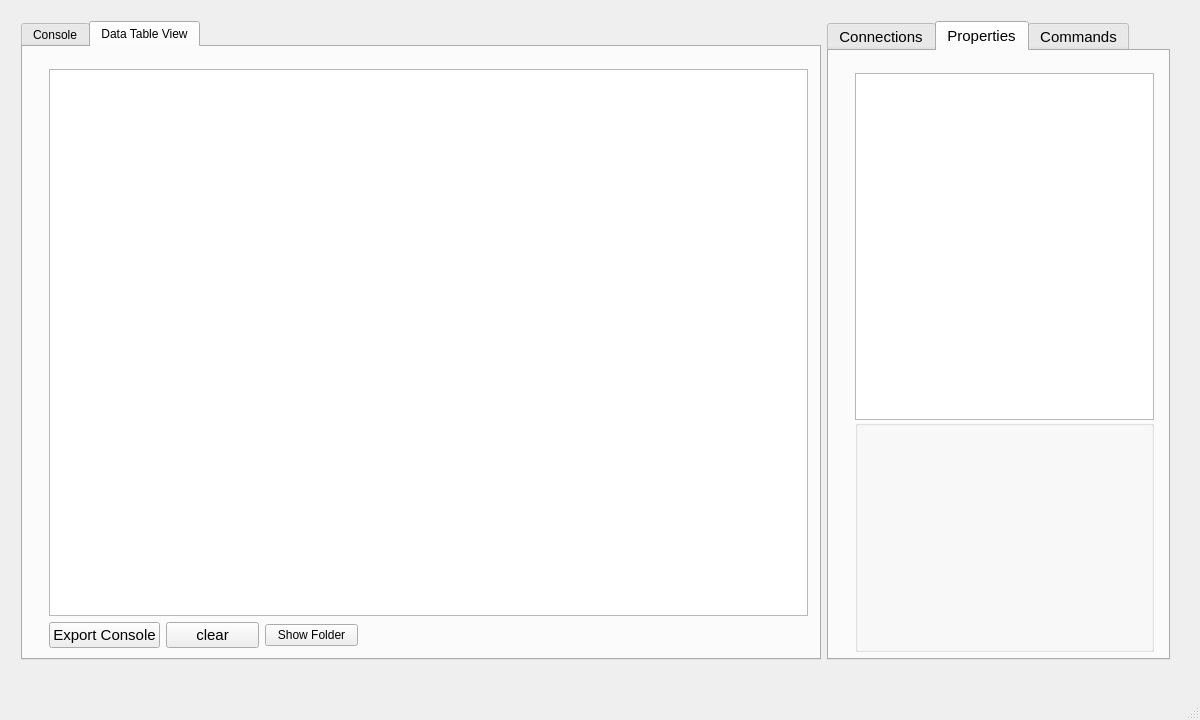
Above: mainwindow.ui from Revenantx86/AIB_Client_SW before the change. Below: the same form after it.
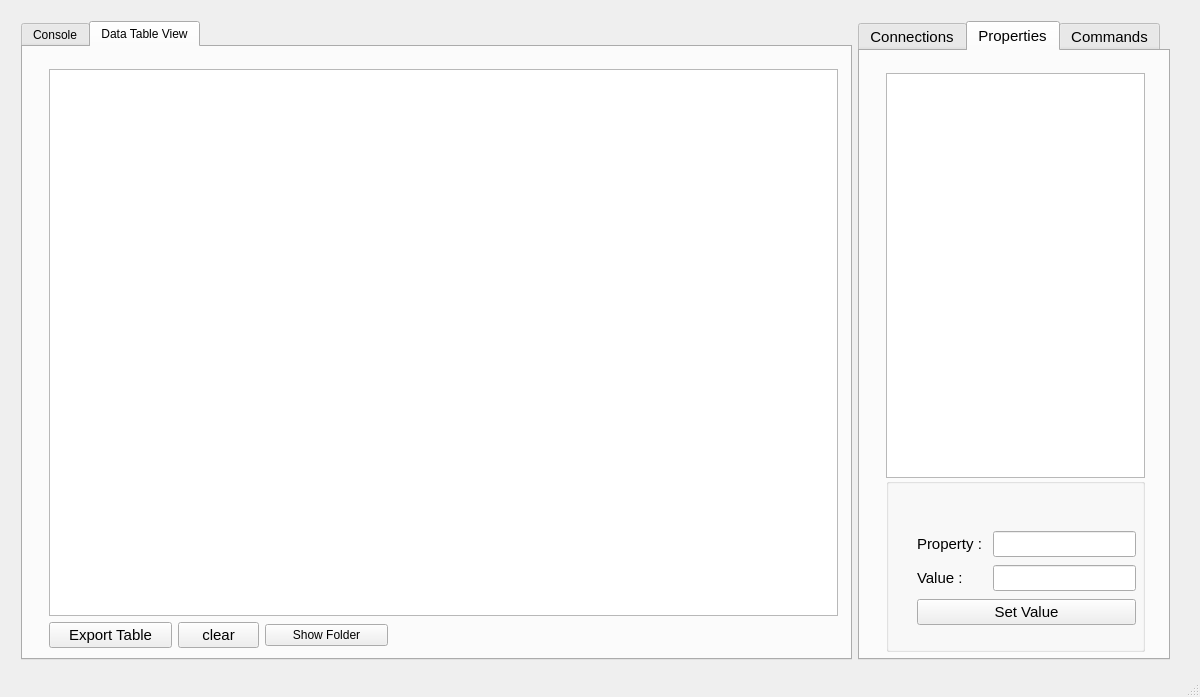
That is the form after the change. The open tabs and pages were chosen to show the change. Icons and pictures are not drawn.

Patch:
```diff
--- a/mainwindow.ui
+++ b/mainwindow.ui
@@ -7,7 +7,7 @@
     <x>0</x>
     <y>0</y>
     <width>1200</width>
-    <height>720</height>
+    <height>697</height>
    </rect>
   </property>
   <property name="sizePolicy">
@@ -16,10 +16,16 @@
     <verstretch>0</verstretch>
    </sizepolicy>
   </property>
+  <property name="minimumSize">
+   <size>
+    <width>1200</width>
+    <height>697</height>
+   </size>
+  </property>
   <property name="maximumSize">
    <size>
-    <width>1920</width>
-    <height>1200</height>
+    <width>1200</width>
+    <height>697</height>
    </size>
   </property>
   <property name="windowTitle">
@@ -39,7 +45,7 @@
       <height>661</height>
      </rect>
     </property>
-    <layout class="QHBoxLayout" name="Debug_Connection_Main_vecrticalLayout" stretch="70,30">
+    <layout class="QHBoxLayout" name="Debug_Connection_Main_vecrticalLayout" stretch="80,30">
      <item>
       <widget class="QTabWidget" name="Console_tabWidget">
        <property name="currentIndex">
@@ -193,7 +199,7 @@
           <rect>
            <x>15</x>
            <y>11</y>
-           <width>781</width>
+           <width>811</width>
            <height>601</height>
           </rect>
          </property>
@@ -218,7 +224,7 @@
            </widget>
           </item>
           <item>
-           <layout class="QHBoxLayout" name="TableViewControls_horizontalLayout">
+           <layout class="QHBoxLayout" name="TableViewControls_horizontalLayout" stretch="3,2,3">
             <property name="rightMargin">
              <number>450</number>
             </property>
@@ -234,7 +240,7 @@
                </font>
               </property>
               <property name="text">
-               <string>Export Console</string>
+               <string>Export Table</string>
               </property>
              </widget>
             </item>
@@ -438,11 +444,11 @@
           <rect>
            <x>15</x>
            <y>11</y>
-           <width>321</width>
+           <width>281</width>
            <height>601</height>
           </rect>
          </property>
-         <layout class="QVBoxLayout" name="Properties_tab_verticalLayout" stretch="6,4">
+         <layout class="QVBoxLayout" name="Properties_tab_verticalLayout" stretch="7,3">
           <property name="spacing">
            <number>0</number>
           </property>
@@ -460,6 +466,56 @@
             <property name="checkable">
              <bool>false</bool>
             </property>
+            <widget class="QWidget" name="layoutWidget">
+             <property name="geometry">
+              <rect>
+               <x>20</x>
+               <y>40</y>
+               <width>241</width>
+               <height>121</height>
+              </rect>
+             </property>
+             <layout class="QVBoxLayout" name="PropertySet_verticalLayout">
+              <item>
+               <layout class="QHBoxLayout" name="PropertySetName_horizontalLayout">
+                <item>
+                 <widget class="QLabel" name="PropertyName_label">
+                  <property name="text">
+                   <string>Property : </string>
+                  </property>
+                 </widget>
+                </item>
+                <item>
+                 <widget class="QLineEdit" name="PropertyName_lineEdit"/>
+                </item>
+               </layout>
+              </item>
+              <item>
+               <layout class="QHBoxLayout" name="PropertySetValue_horizontalLayout">
+                <property name="spacing">
+                 <number>30</number>
+                </property>
+                <item>
+                 <widget class="QLabel" name="PropertyValue_label">
+                  <property name="text">
+                   <string>Value :</string>
+                  </property>
+                 </widget>
+                </item>
+                <item>
+                 <widget class="QLineEdit" name="PropertyValue_lineEdit"/>
+                </item>
+               </layout>
+              </item>
+              <item>
+               <widget class="QPushButton" name="PropertySet_pushButton">
+                <property name="text">
+                 <string>Set Value</string>
+                </property>
+               </widget>
+              </item>
+             </layout>
+            </widget>
            </widget>
           </item>
          </layout>
```
Left out of the diff: 6 changed lines with no effect on the pictures.
